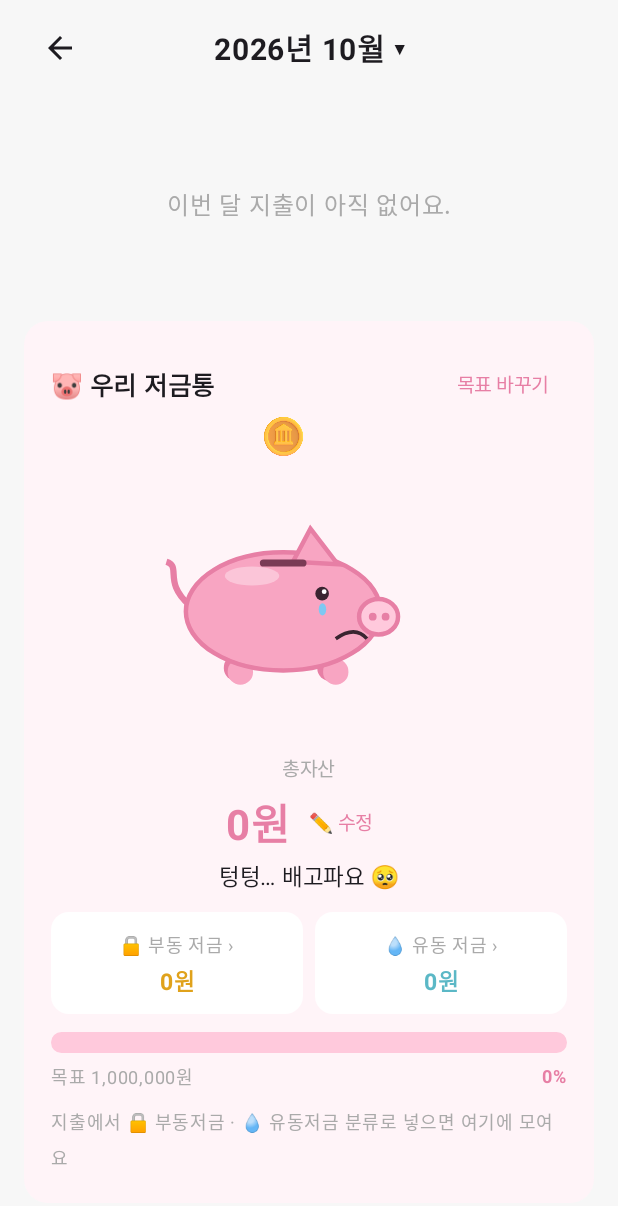
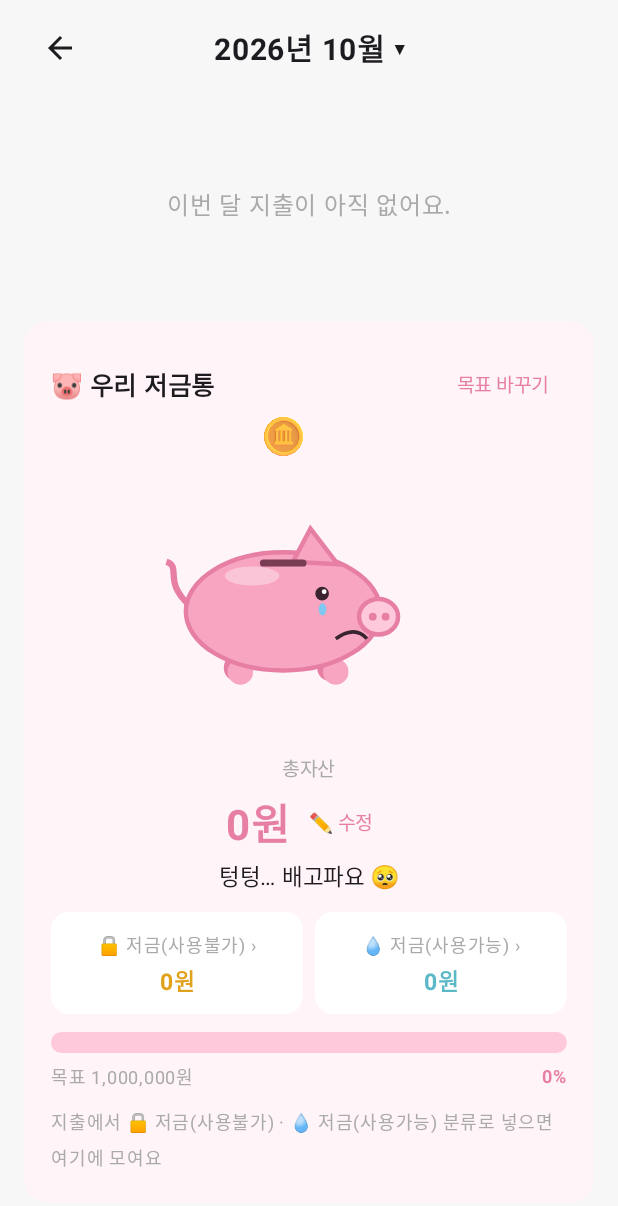
Before and after one commit to squatwolf1/Claude, an Android app built with Jetpack Compose: the composable LedgerScreen shown on its own in the app's theme, after a tap on "통계", on a phone screen of 412 x 824 dp. Shown: the top 1206 px of the screen. Run offline under Robolectric (Android 15) with nearby library versions, the phone set to English and light mode, and no system bars; 2 other taps on this screen came first.

Commit message:
부동·유동 저금 이름을 저금(사용불가)·저금(사용가능)으로 변경, 예전 내역도 같은 칸으로 계산
Co-Authored-By: Claude Opus 5.5 <noreply@anthropic.com>
Claude-Session: https://claude.ai/code/session_014G3sdaVK96uYr3imeNG818

```diff
--- a/app/src/main/java/com/squatwolf/gagyebu/LedgerViewModel.kt
+++ b/app/src/main/java/com/squatwolf/gagyebu/LedgerViewModel.kt
@@ -57,7 +57,7 @@ class LedgerViewModel(app: Application) : AndroidViewModel(app) {
         prefs.edit().putFloat("uiScale", value).commit()
     }
 
-    /** 총자산을 직접 고친 만큼의 금액. 유동 저금에 더해서 보여 준다. 이 폰에만 저장. */
+    /** 총자산을 직접 고친 만큼의 금액. 저금(사용가능)에 더해서 보여 준다. 이 폰에만 저장. */
     var assetBase by mutableStateOf(prefs.getLong("assetBase", 0L))
         private set
 
--- a/app/src/main/java/com/squatwolf/gagyebu/ui/Category.kt
+++ b/app/src/main/java/com/squatwolf/gagyebu/ui/Category.kt
@@ -15,8 +15,8 @@ fun emojiOf(category: String) = when (category) {
     "유류" -> "⛽"
     "병원" -> "🏥"
     "저금" -> "🐷"
-    "부동저금" -> "🔒"
-    "유동저금" -> "💧"
+    "부동저금", "저금(사용불가)" -> "🔒"
+    "유동저금", "저금(사용가능)" -> "💧"
     "의료" -> "💊"
     "문화" -> "🎬"
     "월급" -> "💰"
--- a/app/src/main/java/com/squatwolf/gagyebu/ui/Dialogs.kt
+++ b/app/src/main/java/com/squatwolf/gagyebu/ui/Dialogs.kt
@@ -44,7 +44,7 @@ import java.time.LocalDate
 import kotlin.math.roundToInt
 import kotlinx.coroutines.launch
 
-private val expenseCategories = listOf("식비", "교통", "쇼핑", "생활", "공과금", "대출", "보험", "유류", "병원", "부동저금", "유동저금", "기타")
+private val expenseCategories = listOf("식비", "교통", "쇼핑", "생활", "공과금", "대출", "보험", "유류", "병원", "저금(사용불가)", "저금(사용가능)", "기타")
 private val incomeCategories = listOf("월급", "용돈", "부수입", "기타")
 private val methods = listOf("현금", "카드", "계좌이체")
 
--- a/app/src/main/java/com/squatwolf/gagyebu/ui/PiggyBank.kt
+++ b/app/src/main/java/com/squatwolf/gagyebu/ui/PiggyBank.kt
@@ -78,7 +78,7 @@ private fun SavingListDialog(title: String, entries: List<Entry>, onDismiss: ()
                 Text("아직 들어간 내역이 없어요.", color = Muted, fontSize = 15.sp)
             } else {
                 LazyColumn(Modifier.heightIn(max = 360.dp)) {
-                    // 총자산을 직접 고친 만큼은 유동 저금에 한 줄로 보여 준다.
+                    // 총자산을 직접 고친 만큼은 저금(사용가능)에 한 줄로 보여 준다.
                     if (base != 0L) {
                         item {
                             Row(Modifier.fillMaxWidth().padding(vertical = 8.dp), verticalAlignment = Alignment.CenterVertically) {
@@ -146,7 +146,7 @@ private fun moodOf(ratio: Float) = when {
  */
 @Composable
 fun PiggyCard(savings: Savings, goal: Long, onGoal: (Long) -> Unit, assetBase: Long, onAssetBase: (Long) -> Unit) {
-    // 총자산 = 부동 + 유동. 직접 고친 금액(assetBase)은 유동에 더한다.
+    // 총자산 = 사용불가 + 사용가능. 직접 고친 금액(assetBase)은 사용가능에 더한다.
     val liquid = savings.liquid + assetBase
     val saved = savings.fixed + liquid
     var editingAsset by remember { mutableStateOf(false) }
@@ -154,7 +154,7 @@ fun PiggyCard(savings: Savings, goal: Long, onGoal: (Long) -> Unit, assetBase: L
     val fill by animateFloatAsState(ratio.coerceIn(0f, 1.2f), tween(900), label = "piggy")
     val mood = moodOf(ratio)
     var editing by remember { mutableStateOf(false) }
-    var showing by remember { mutableStateOf<Boolean?>(null) } // true 부동, false 유동
+    var showing by remember { mutableStateOf<Boolean?>(null) } // true 사용불가, false 사용가능
 
     Column(
         Modifier
@@ -238,10 +238,10 @@ fun PiggyCard(savings: Savings, goal: Long, onGoal: (Long) -> Unit, assetBase: L
             modifier = Modifier.align(Alignment.CenterHorizontally),
         )
         Spacer(Modifier.height(12.dp))
-        // 부동 · 유동 나눠 보기
+        // 사용불가 · 사용가능 나눠 보기
         Row(Modifier.fillMaxWidth(), horizontalArrangement = Arrangement.spacedBy(8.dp)) {
-            SavingCell("🔒 부동 저금", savings.fixed, FixedGold, Modifier.weight(1f)) { showing = true }
-            SavingCell("💧 유동 저금", liquid, LiquidBlue, Modifier.weight(1f)) { showing = false }
+            SavingCell("🔒 저금(사용불가)", savings.fixed, FixedGold, Modifier.weight(1f)) { showing = true }
+            SavingCell("💧 저금(사용가능)", liquid, LiquidBlue, Modifier.weight(1f)) { showing = false }
         }
         if (saved > 0) {
             val fixedShare = (savings.fixed.coerceAtLeast(0).toFloat() / saved).coerceIn(0f, 1f)
@@ -258,12 +258,12 @@ fun PiggyCard(savings: Savings, goal: Long, onGoal: (Long) -> Unit, assetBase: L
             Text("목표 ${won(goal)}원", color = Muted, fontSize = 12.sp, modifier = Modifier.weight(1f))
             Text("${(ratio * 100).roundToInt()}%", color = PigDark, fontSize = 12.sp, fontWeight = FontWeight.Bold)
         }
-        Text("지출에서 🔒 부동저금 · 💧 유동저금 분류로 넣으면 여기에 모여요", color = Muted, fontSize = 12.sp, modifier = Modifier.padding(top = 6.dp))
+        Text("지출에서 🔒 저금(사용불가) · 💧 저금(사용가능) 분류로 넣으면 여기에 모여요", color = Muted, fontSize = 12.sp, modifier = Modifier.padding(top = 6.dp))
     }
 
     showing?.let { fixed ->
         SavingListDialog(
-            title = if (fixed) "🔒 부동 저금 내역" else "💧 유동 저금 내역",
+            title = if (fixed) "🔒 저금(사용불가) 내역" else "💧 저금(사용가능) 내역",
             entries = if (fixed) savings.fixedEntries else savings.liquidEntries,
             onDismiss = { showing = null },
             base = if (fixed) 0 else assetBase,
@@ -285,7 +285,7 @@ fun PiggyCard(savings: Savings, goal: Long, onGoal: (Long) -> Unit, assetBase: L
                         visualTransformation = ThousandsTransformation,
                         singleLine = true,
                     )
-                    Text("부동 저금은 그대로 두고, 차이만큼 💧 유동 저금에 더하거나 빼요.", color = Muted, fontSize = 12.sp)
+                    Text("저금(사용불가)은 그대로 두고, 차이만큼 💧 저금(사용가능)에 더하거나 빼요.", color = Muted, fontSize = 12.sp)
                 }
             },
             confirmButton = {
```
Also changed, not shown: app/src/main/java/com/squatwolf/gagyebu/data/Entry.kt (+11 -7 lines), 1 other file.
